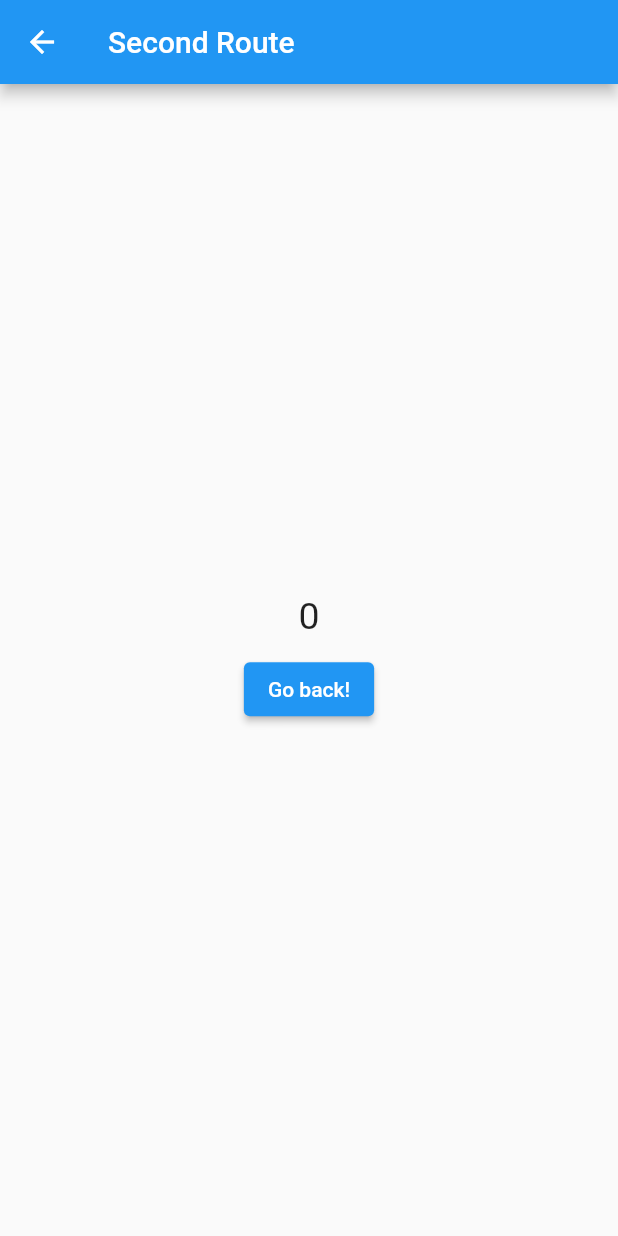
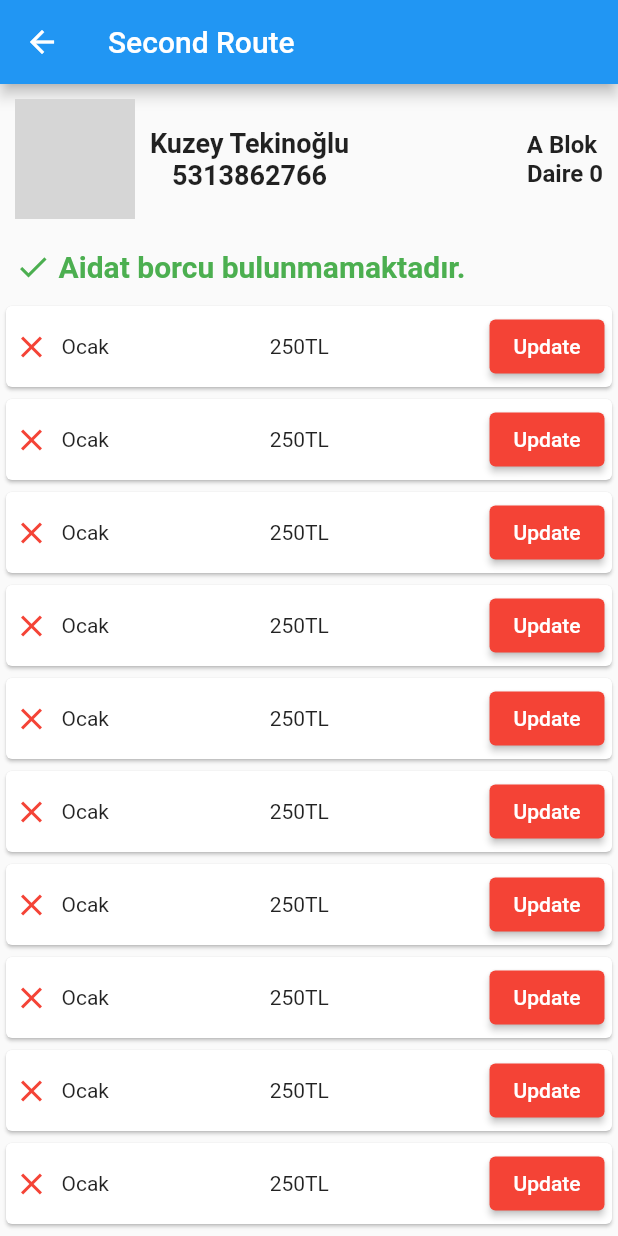
Before and after one commit to recepkucukekiz/apt, a Flutter app: the DetayPage screen opened directly with empty values, on a phone screen of 412 x 824 dp. Run offline on Flutter 3.47's test engine with Material 2 defaults, Android fonts, the light colour scheme and no system bars; our stand-ins replace flutter_pw_validator; network calls fail; grey boxes are pictures that could not be loaded.

Commit message:
Enguncelingunceli2

```diff
--- a/lib/pages/detay.dart
+++ b/lib/pages/detay.dart
@@ -1,10 +1,138 @@
 import 'package:flutter/material.dart';
 
+class Aidat{
+  bool odendiMi;
+  String month;
+  double tutar;
+
+  Aidat(this.month,this.odendiMi,this.tutar);
+
+}
 
 class DetayPage extends StatelessWidget {
   final int id;
 
   const DetayPage({Key? key, required this.id}) : super(key: key);
+
+  Row info(){
+    return(
+        Row(
+          mainAxisAlignment: MainAxisAlignment.spaceBetween,
+          children: [
+            Column(
+              children:  [
+                Row(
+                  children: [
+                    const CircleAvatar(
+                      radius: 40,
+                      backgroundImage: NetworkImage(
+                          "https://static-cdn.jtvnw.net/jtv_user_pictures/b3ade3fe-75a6-4c75-aee2-5bc836e9e84e-profile_image-300x300.png"),
+                    ),
+                    const SizedBox(width: 10,),
+                    Column(
+                      children:  const [
+                        Text("Kuzey Tekinoğlu",style: TextStyle(fontSize: 18,fontWeight: FontWeight.bold),),
+                        Text("5313862766",style: TextStyle(fontSize: 18,fontWeight: FontWeight.bold),)
+                      ],
+                    ),
+                  ],
+                ),
+              ],
+            ),
+            Column(
+              children: [
+                const Text("A Blok ",style: TextStyle(fontSize: 16,fontWeight: FontWeight.bold)),
+                Text("Daire " + id.toString(),style: const TextStyle(fontSize: 16,fontWeight: FontWeight.bold))
+              ],
+            ),
+          ],
+        )
+    );
+  }
+
+  Row aidatDurumu(){
+    Color c = Colors.green;
+    bool borc = false;
+    if(borc){
+      c = Colors.red;
+      return(
+          Row(
+            children: [
+              Icon(Icons.close,color: c),
+              SizedBox(width: 5,),
+              Flexible(
+                child: Text("Aidat borcu var. Detaylar için alt kısıma bakınız.",
+                  style: TextStyle(
+                      fontWeight: FontWeight.bold,
+                      fontSize: 20,color: c),
+                ),
+              ),
+            ],
+          )
+      );
+    } else {
+      return(
+          Row(
+            children: [
+              Icon(Icons.check,color: c),
+              SizedBox(width: 5,),
+              Flexible(child: Text("Aidat borcu bulunmamaktadır.",style: TextStyle(fontWeight: FontWeight.bold,fontSize: 20,color: c),)),
+            ],
+          )
+      );
+    }
+  }
+
+  List<Aidat> getAidats(){
+    List<Aidat> aidats = [];
+    for(int i=0; i<10; i++){
+      aidats.add(Aidat("Ocak", false, 200));
+    }
+    return aidats;
+  }
+
+  List<Card> listAidats(){
+    List<Card> aidatWidgets = [];
+    var aidats = getAidats();
+
+    for(int i=0; i<aidats.length; i++){
+      Color c = Colors.red;
+      IconData icon = Icons.close;
+
+      if(aidats[i].odendiMi){
+        c = Colors.green;
+        icon = Icons.check;
+      }
+
+      aidatWidgets.add(
+          Card(
+            child: Padding(
+              padding: EdgeInsets.symmetric(vertical: 3,horizontal: 5),
+              child: Row(
+                mainAxisAlignment: MainAxisAlignment.spaceBetween,
+                children: [
+                  Row(
+                    children: [
+                      Icon(icon,color: c,),
+                      SizedBox(width: 8,),
+                      Text("Ocak")
+                    ],
+                  ),
+                  Text("250TL"),
+                  ElevatedButton(
+                    style: ElevatedButton.styleFrom(primary: c),
+                      onPressed: (){},
+                      child: Text("Update")
+                  )
+                ],
+              ),
+            ),
+          ),
+      );
+    }
+
+    return aidatWidgets;
+  }
 
   @override
   Widget build(BuildContext context) {
@@ -12,22 +140,39 @@ class DetayPage extends StatelessWidget {
       appBar: AppBar(
         title: const Text('Second Route'),
       ),
-      body: Center(
-        child: Column(
-          mainAxisAlignment: MainAxisAlignment.center,
-          crossAxisAlignment: CrossAxisAlignment.center,
+      body:
+          SingleChildScrollView(
+              child: Column(
+                children: <Widget>[
+                  Padding(
+                    padding: EdgeInsets.all(10),
+                    child: info(),
+                  ),
+                  Padding(
+                    padding: EdgeInsets.all(10),
+                    child: aidatDurumu(),
+                  ),
+                ]+listAidats(),
+              ),
+            ),
+
+      /*Column(
           children: [
-            Text(id.toString(), style: const TextStyle(fontSize: 25)),
-            const SizedBox(height: 10),
-            ElevatedButton(
-              onPressed: () {
-                Navigator.pop(context);
-              },
-              child: const Text('Go back!'),
+            Padding(
+              padding: EdgeInsets.all(10),
+              child: info(),
+            ),
+            Padding(
+              padding: EdgeInsets.all(10),
+              child: aidatDurumu(),
+            ),
+            SingleChildScrollView(
+              child: Column(
+                  children: listAidats(),
+                ),
             ),
           ],
-        ),
-      ),
+        ),*/
     );
   }
 }
```
